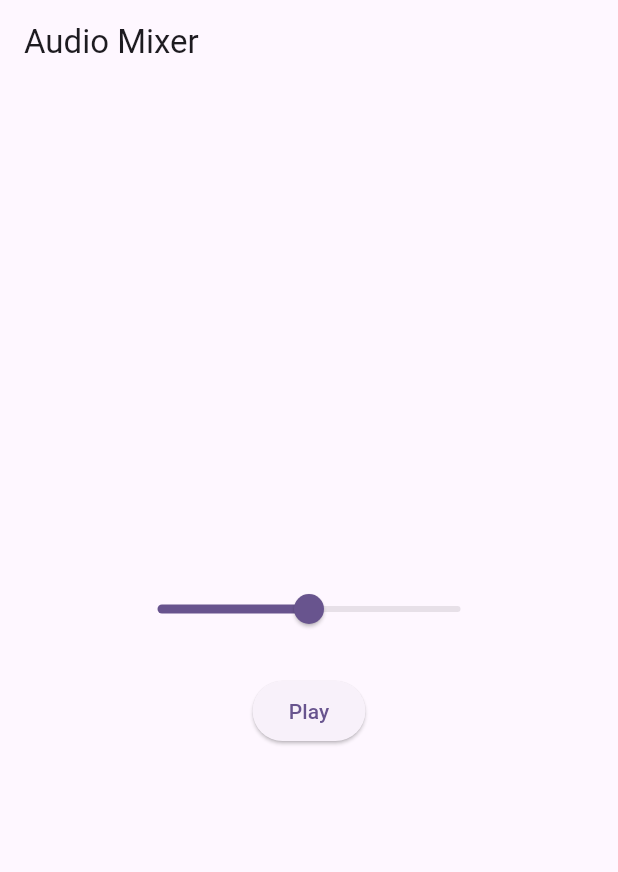
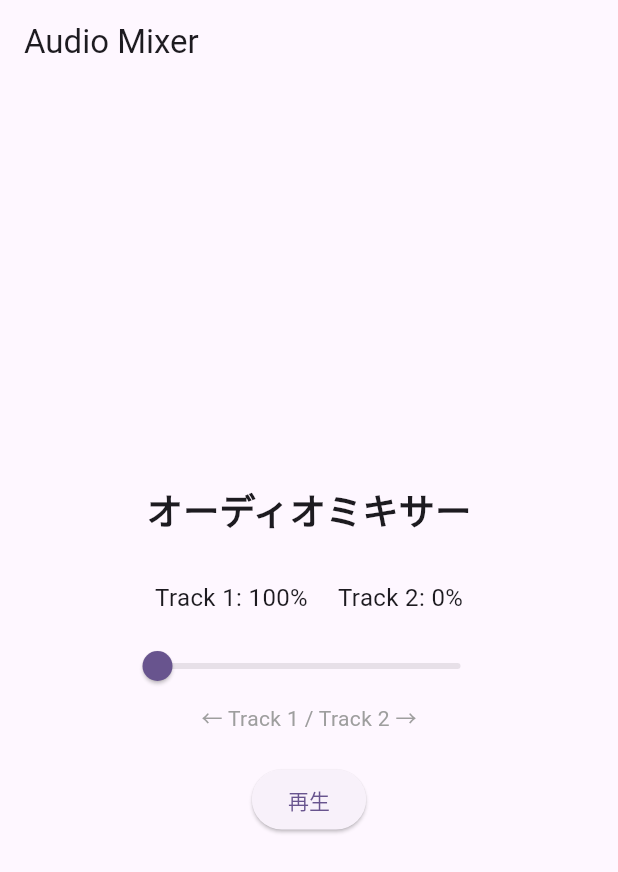
Before and after one commit to kumamotone/audio_mixer_sample, a Flutter app: the screen it shows after launch, on a phone screen of 412 x 824 dp. Shown: the top 872 px of the screen. Run offline on Flutter 3.47's test engine with Material 3 defaults, Android fonts, the phone set to English and light mode, and no system bars; our stand-ins replace just_audio.

Commit message:
UI調整

```diff
--- a/lib/main.dart
+++ b/lib/main.dart
@@ -31,7 +31,7 @@ class AudioMixerPage extends StatefulWidget {
 class _AudioMixerPageState extends State<AudioMixerPage> {
   final _player1 = AudioPlayer();
   final _player2 = AudioPlayer();
-  double _crossfadeValue = 0.5;
+  double _crossfadeValue = 0.0;
   bool _isPlaying = false;
 
   @override
@@ -46,8 +46,10 @@ class _AudioMixerPageState extends State<AudioMixerPage> {
           .setAsset('assets/audio/cinematic-drum-loop-128bpm-240909.mp3');
       await _player2
           .setAsset('assets/audio/latin-percussion-loop-128bpm-240910.mp3');
-      _player1.setVolume(0.5);
-      _player2.setVolume(0.5);
+      _player1.setVolume(1.0);
+      _player2.setVolume(0.0);
+      await _player1.setLoopMode(LoopMode.all);
+      await _player2.setLoopMode(LoopMode.all);
     } catch (e) {
       debugPrint('Setup error: $e');
     }
@@ -81,6 +83,26 @@ class _AudioMixerPageState extends State<AudioMixerPage> {
         child: Column(
           mainAxisAlignment: MainAxisAlignment.center,
           children: [
+            const Text(
+              'オーディオミキサー',
+              style: TextStyle(fontSize: 24, fontWeight: FontWeight.bold),
+            ),
+            const SizedBox(height: 30),
+            Row(
+              mainAxisAlignment: MainAxisAlignment.center,
+              children: [
+                Text(
+                  'Track 1: ${((1.0 - _crossfadeValue) * 100).toInt()}%',
+                  style: const TextStyle(fontSize: 16),
+                ),
+                const SizedBox(width: 20),
+                Text(
+                  'Track 2: ${(_crossfadeValue * 100).toInt()}%',
+                  style: const TextStyle(fontSize: 16),
+                ),
+              ],
+            ),
+            const SizedBox(height: 10),
             SizedBox(
               width: 250,
               child: Slider(
@@ -94,10 +116,14 @@ class _AudioMixerPageState extends State<AudioMixerPage> {
                 },
               ),
             ),
+            const Text(
+              '← Track 1 / Track 2 →',
+              style: TextStyle(fontSize: 14, color: Colors.grey),
+            ),
             const SizedBox(height: 20),
             ElevatedButton(
               onPressed: _togglePlayback,
-              child: Text(_isPlaying ? 'Stop' : 'Play'),
+              child: Text(_isPlaying ? '停止' : '再生'),
             ),
           ],
         ),
```
